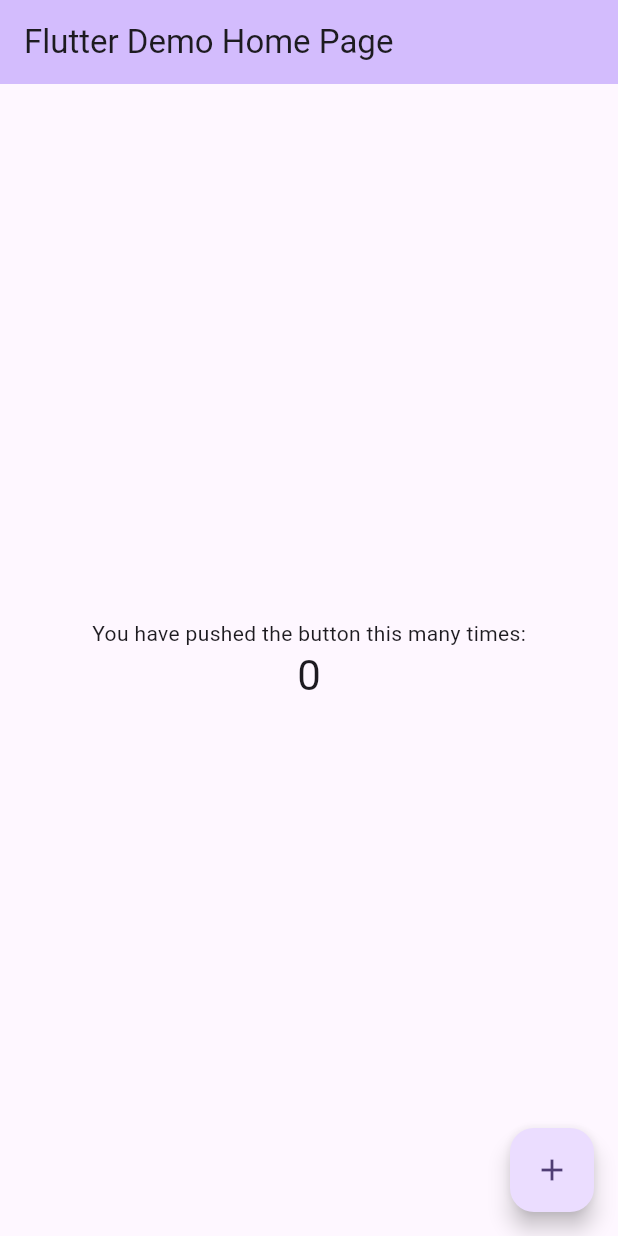
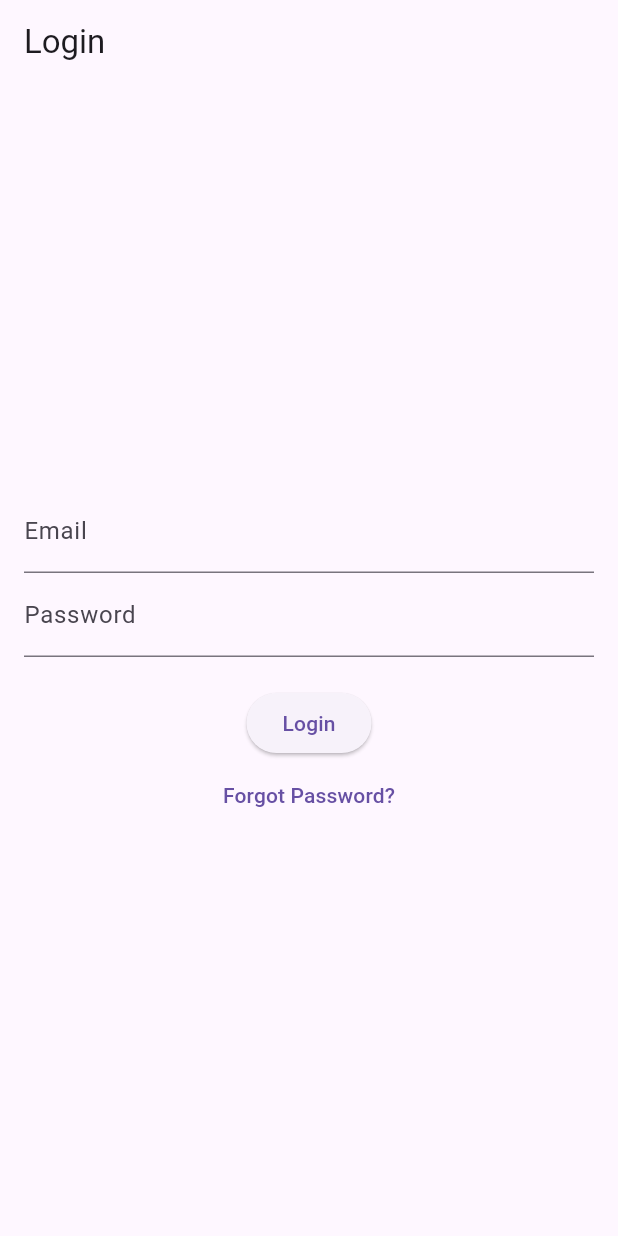
Before and after one commit to shaa92903-crypto/flutter-login-demo, a Flutter app: the screen it shows after launch, on a phone screen of 412 x 824 dp. Run offline on Flutter 3.47's test engine with Material 3 defaults, Android fonts, the phone set to English and light mode, and no system bars.

Commit message:
Completed login UI and home screen navigation

```diff
--- a/lib/main.dart
+++ b/lib/main.dart
@@ -1,122 +1,93 @@
 import 'package:flutter/material.dart';
 
-void main() {
-  runApp(const MyApp());
-}
+void main() => runApp(const MyApp());
 
 class MyApp extends StatelessWidget {
   const MyApp({super.key});
 
-  // This widget is the root of your application.
   @override
   Widget build(BuildContext context) {
     return MaterialApp(
-      title: 'Flutter Demo',
-      theme: ThemeData(
-        // This is the theme of your application.
-        //
-        // TRY THIS: Try running your application with "flutter run". You'll see
-        // the application has a purple toolbar. Then, without quitting the app,
-        // try changing the seedColor in the colorScheme below to Colors.green
-        // and then invoke "hot reload" (save your changes or press the "hot
-        // reload" button in a Flutter-supported IDE, or press "r" if you used
-        // the command line to start the app).
-        //
-        // Notice that the counter didn't reset back to zero; the application
-        // state is not lost during the reload. To reset the state, use hot
-        // restart instead.
-        //
-        // This works for code too, not just values: Most code changes can be
-        // tested with just a hot reload.
-        colorScheme: .fromSeed(seedColor: Colors.deepPurple),
-      ),
-      home: const MyHomePage(title: 'Flutter Demo Home Page'),
+      home: LoginScreen(),
     );
   }
 }
 
-class MyHomePage extends StatefulWidget {
-  const MyHomePage({super.key, required this.title});
-
-  // This widget is the home page of your application. It is stateful, meaning
-  // that it has a State object (defined below) that contains fields that affect
-  // how it looks.
-
-  // This class is the configuration for the state. It holds the values (in this
-  // case the title) provided by the parent (in this case the App widget) and
-  // used by the build method of the State. Fields in a Widget subclass are
-  // always marked "final".
-
-  final String title;
-
+class LoginScreen extends StatefulWidget {
   @override
-  State<MyHomePage> createState() => _MyHomePageState();
+  _LoginScreenState createState() => _LoginScreenState();
 }
 
-class _MyHomePageState extends State<MyHomePage> {
-  int _counter = 0;
-
-  void _incrementCounter() {
-    setState(() {
-      // This call to setState tells the Flutter framework that something has
-      // changed in this State, which causes it to rerun the build method below
-      // so that the display can reflect the updated values. If we changed
-      // _counter without calling setState(), then the build method would not be
-      // called again, and so nothing would appear to happen.
-      _counter++;
-    });
-  }
+class _LoginScreenState extends State<LoginScreen> {
+  final _formKey = GlobalKey<FormState>(); // For validation
 
   @override
   Widget build(BuildContext context) {
-    // This method is rerun every time setState is called, for instance as done
-    // by the _incrementCounter method above.
-    //
-    // The Flutter framework has been optimized to make rerunning build methods
-    // fast, so that you can just rebuild anything that needs updating rather
-    // than having to individually change instances of widgets.
     return Scaffold(
-      appBar: AppBar(
-        // TRY THIS: Try changing the color here to a specific color (to
-        // Colors.amber, perhaps?) and trigger a hot reload to see the AppBar
-        // change color while the other colors stay the same.
-        backgroundColor: Theme.of(context).colorScheme.inversePrimary,
-        // Here we take the value from the MyHomePage object that was created by
-        // the App.build method, and use it to set our appbar title.
-        title: Text(widget.title),
-      ),
-      body: Center(
-        // Center is a layout widget. It takes a single child and positions it
-        // in the middle of the parent.
-        child: Column(
-          // Column is also a layout widget. It takes a list of children and
-          // arranges them vertically. By default, it sizes itself to fit its
-          // children horizontally, and tries to be as tall as its parent.
-          //
-          // Column has various properties to control how it sizes itself and
-          // how it positions its children. Here we use mainAxisAlignment to
-          // center the children vertically; the main axis here is the vertical
-          // axis because Columns are vertical (the cross axis would be
-          // horizontal).
-          //
-          // TRY THIS: Invoke "debug painting" (choose the "Toggle Debug Paint"
-          // action in the IDE, or press "p" in the console), to see the
-          // wireframe for each widget.
-          mainAxisAlignment: .center,
-          children: [
-            const Text('You have pushed the button this many times:'),
-            Text(
-              '$_counter',
-              style: Theme.of(context).textTheme.headlineMedium,
-            ),
-          ],
+      appBar: AppBar(title: const Text("Login")),
+      body: Padding(
+        padding: const EdgeInsets.all(16.0),
+        child: Form(
+          key: _formKey,
+          child: Column(
+            mainAxisAlignment: MainAxisAlignment.center,
+            children: [
+              // Email Field
+              TextFormField(
+                decoration: const InputDecoration(labelText: 'Email'),
+                validator: (value) {
+                  if (value == null || !value.contains('@')) {
+                    return 'Enter a valid email';
+                  }
+                  return null;
+                },
+              ),
+              // Password Field
+              TextFormField(
+                decoration: const InputDecoration(labelText: 'Password'),
+                obscureText: true,
+                validator: (value) {
+                  if (value == null || value.isEmpty) {
+                    return 'Password cannot be empty';
+                  }
+                  return null;
+                },
+              ),
+              const SizedBox(height: 20),
+              // Login Button
+              ElevatedButton(
+                onPressed: () {
+                  if (_formKey.currentState!.validate()) {
+                    // Navigate to Home Screen
+                    Navigator.push(
+                      context,
+                      MaterialPageRoute(builder: (context) => const HomeScreen()),
+                    );
+                  }
+                },
+                child: const Text("Login"),
+              ),
+              TextButton(
+                onPressed: () {},
+                child: const Text("Forgot Password?"),
+              ),
+            ],
+          ),
         ),
-      ),
-      floatingActionButton: FloatingActionButton(
-        onPressed: _incrementCounter,
-        tooltip: 'Increment',
-        child: const Icon(Icons.add),
       ),
     );
   }
 }
+
+// Step 3: Navigation - The Second Screen
+class HomeScreen extends StatelessWidget {
+  const HomeScreen({super.key});
+
+  @override
+  Widget build(BuildContext context) {
+    return Scaffold(
+      appBar: AppBar(title: const Text("Home Screen")),
+      body: const Center(child: Text("Welcome back!")),
+    );
+  }
+}
```
Also changed, not shown: lib/home-screen.dart (added).
